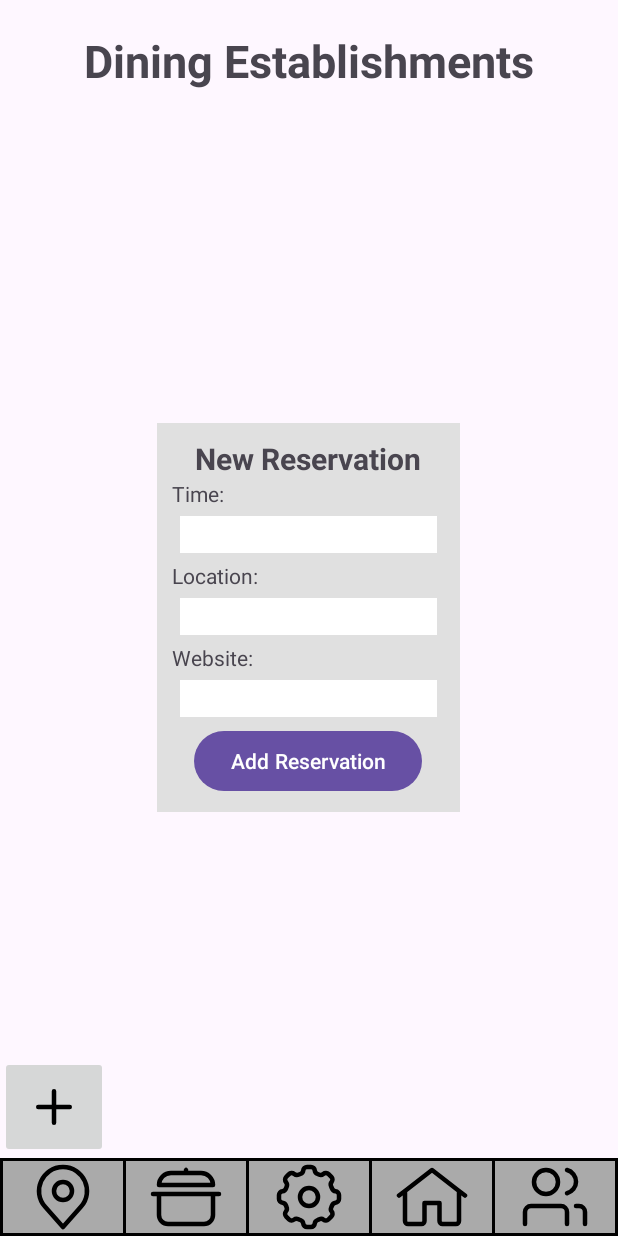
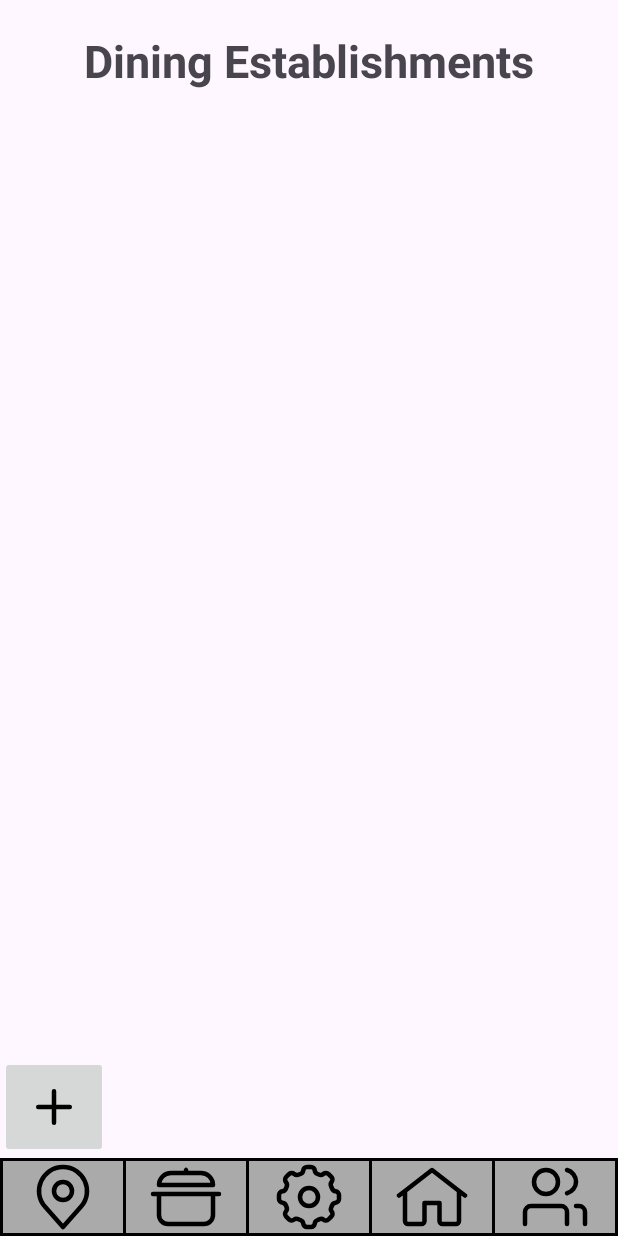
Before and after one commit to vyang2968/CS2340FAC_Team2, an Android app: the DiningEstablishmentScreen screen opened directly, with no data from a screen before it, on a phone screen of 412 x 824 dp. Run offline under Robolectric (Android 15) with nearby library versions, the light colour scheme and no system bars; 5 statements that could not run were skipped.

Commit message:
Update activity_dining_establishment.xml
Added IDs to relevant sections.

```diff
--- a/Project/Sprint3-main/app/src/main/res/layout/activity_dining_establishment.xml
+++ b/Project/Sprint3-main/app/src/main/res/layout/activity_dining_establishment.xml
@@ -25,6 +25,7 @@
 
             <!-- Restaurant List -->
             <LinearLayout
+                android:id="@+id/restaurantList"
                 android:layout_width="wrap_content"
                 android:layout_height="wrap_content"
                 android:orientation="vertical">
@@ -40,6 +41,7 @@
             android:layout_gravity="bottom">
 
             <ImageButton
+                android:id="@+id/openReservationButton"
                 android:layout_width="wrap_content"
                 android:layout_height="wrap_content"
                 android:src="@drawable/plus"/>
@@ -106,13 +108,15 @@
 
         <!-- Add Reservation (Pop-up) -->
         <LinearLayout
+            android:id="@+id/addReservationWindow"
             android:layout_width="wrap_content"
             android:layout_height="wrap_content"
             android:orientation="vertical"
             android:background="#E0E0E0"
             android:layout_margin="10dp"
             android:padding="10dp"
-            android:layout_gravity="center">
+            android:layout_gravity="center"
+            android:visibility="gone">
             <TextView
                 android:layout_width="wrap_content"
                 android:layout_height="wrap_content"
@@ -127,6 +131,7 @@
                 android:layout_height="wrap_content"
                 android:text="Time:"/>
             <EditText
+                android:id="@+id/timeInput"
                 android:layout_width="match_parent"
                 android:layout_height="wrap_content"
                 android:background="#FFFFFF"
@@ -136,6 +141,7 @@
                 android:layout_height="wrap_content"
                 android:text="Location:"/>
             <EditText
+                android:id="@+id/locationInput"
                 android:layout_width="match_parent"
                 android:layout_height="wrap_content"
                 android:background="#FFFFFF"
@@ -145,11 +151,13 @@
                 android:layout_height="wrap_content"
                 android:text="Website:"/>
             <EditText
+                android:id="@+id/websiteInput"
                 android:layout_width="match_parent"
                 android:layout_height="wrap_content"
                 android:background="#FFFFFF"
                 android:layout_margin="5dp"/>
             <Button
+                android:id="@+id/addReservationButton"
                 android:layout_width="wrap_content"
                 android:layout_height="wrap_content"
                 android:text="Add Reservation"
```
